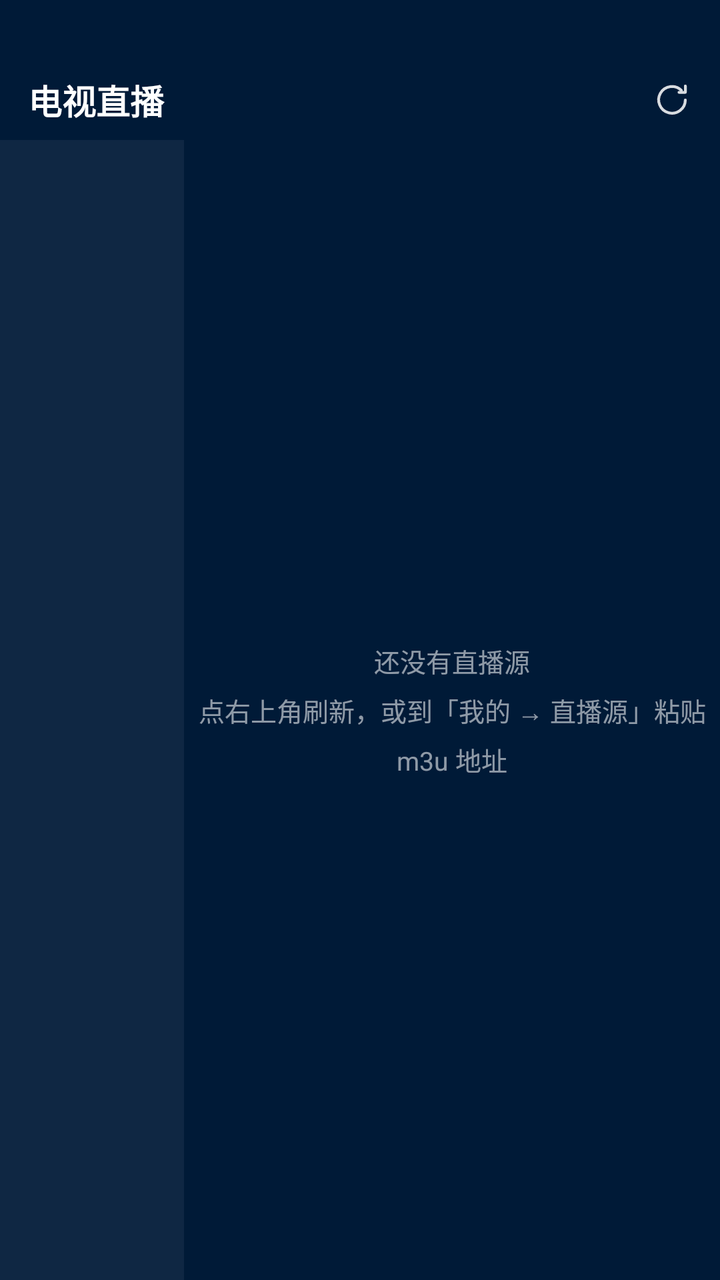
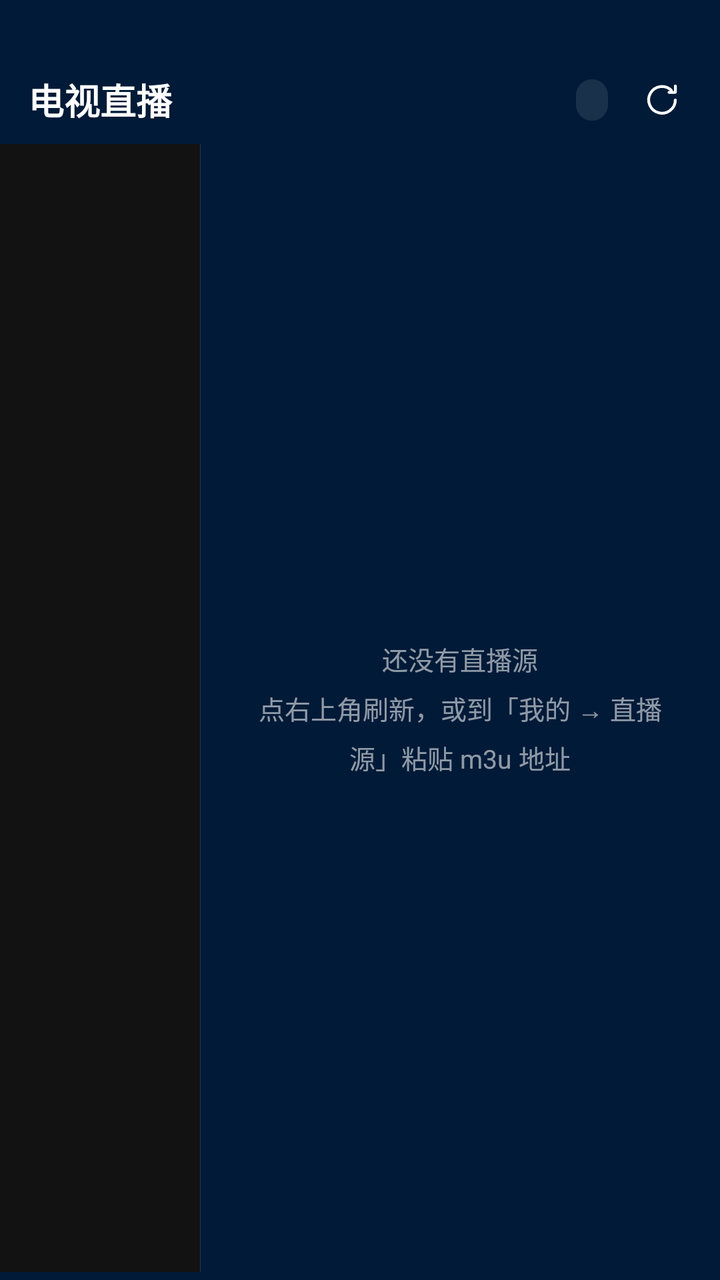

The first picture is an Android layout as it rendered before a commit; the second is the same layout after the commit. The layout source and the unified diff follow.
<!-- AndroidManifest.xml: application theme AppTheme -->
<!-- res/layout/page_live.xml -->
<?xml version="1.0" encoding="utf-8"?>
<LinearLayout xmlns:android="http://schemas.android.com/apk/res/android"
    android:layout_width="match_parent"
    android:layout_height="match_parent"
    android:background="@color/main_bg"
    android:orientation="vertical"
    android:paddingTop="30dip">

    <LinearLayout
        android:layout_width="match_parent"
        android:layout_height="40dip"
        android:gravity="center_vertical"
        android:orientation="horizontal"
        android:paddingLeft="14dip"
        android:paddingRight="14dip">

        <TextView
            android:layout_width="0dip"
            android:layout_height="wrap_content"
            android:layout_weight="1"
            android:text="电视直播"
            android:textColor="@color/white"
            android:textSize="17sp"
            android:textStyle="bold" />

        <TextView
            android:id="@+id/live_count"
            android:layout_width="wrap_content"
            android:layout_height="wrap_content"
            android:layout_marginRight="12dip"
            android:textColor="@color/white_44"
            android:textSize="12sp" />

        <ImageView
            android:id="@+id/live_refresh"
            android:layout_width="20dip"
            android:layout_height="20dip"
            android:alpha="0.85"
            android:src="@drawable/ic_refresh" />
    </LinearLayout>

    <LinearLayout
        android:layout_width="match_parent"
        android:layout_height="0dip"
        android:layout_weight="1"
        android:orientation="horizontal">

        <ListView
            android:id="@+id/group_list"
            android:layout_width="92dip"
            android:layout_height="match_parent"
            android:background="@color/white_94"
            android:divider="@null"
            android:scrollbars="none" />

        <FrameLayout
            android:layout_width="0dip"
            android:layout_height="match_parent"
            android:layout_weight="1">

            <GridView
                android:id="@+id/channel_grid"
                android:layout_width="match_parent"
                android:layout_height="match_parent"
                android:horizontalSpacing="6dip"
                android:numColumns="3"
                android:paddingLeft="8dip"
                android:paddingRight="8dip"
                android:paddingTop="4dip"
                android:verticalSpacing="8dip" />

            <TextView
                android:id="@+id/live_empty"
                android:layout_width="wrap_content"
                android:layout_height="wrap_content"
                android:layout_gravity="center"
                android:gravity="center"
                android:lineSpacingExtra="6dip"
                android:text="还没有直播源\n点右上角刷新，或到「我的 → 直播源」粘贴 m3u 地址"
                android:textColor="@color/white_44"
                android:textSize="13sp" />
        </FrameLayout>
    </LinearLayout>
</LinearLayout>
<!-- resources referenced by this layout -->
<resources>
  <color name="main_bg">#ff001a37</color>
  <color name="white">#ffffffff</color>
  <color name="white_44">#8fffffff</color>
  <color name="white_94">#0fffffff</color>
  <!-- drawable ic_refresh (drawable) -->
  <?xml version="1.0" encoding="utf-8"?>
  <vector xmlns:android="http://schemas.android.com/apk/res/android" android:width="24dip" android:height="24dip" android:viewportWidth="24" android:viewportHeight="24">
    <path android:pathData="M20 12 A8 8 0 1 1 17.6 6.2" android:strokeColor="#ffffffff" android:strokeWidth="1.7" android:strokeLineCap="round" android:strokeLineJoin="round" android:fillColor="#00000000" />
    <path android:pathData="M20 3.6 V7.4 H16.2" android:strokeColor="#ffffffff" android:strokeWidth="1.7" android:strokeLineCap="round" android:strokeLineJoin="round" android:fillColor="#00000000" />
  </vector>
  <style name="AppTheme" parent="@android:style/Theme.Material.NoActionBar">
          <item name="android:colorPrimary">@color/main_bg</item>
          <item name="android:colorPrimaryDark">@color/main_bg</item>
          <item name="android:colorAccent">@color/orange</item>
          <item name="android:windowBackground">@color/main_bg</item>
          <item name="android:textColorPrimary">@color/white</item>
          <item name="android:textColorSecondary">@color/white_44</item>
          <item name="android:statusBarColor">@color/main_bg</item>
          <item name="android:navigationBarColor">@color/main_bg</item>
      </style>
  <color name="orange">#ffffb40a</color>
</resources>

<!-- the commit's change to res/layout/page_live.xml (unified diff, before → after) -->
@@ -4,15 +4,15 @@
     android:layout_height="match_parent"
     android:background="@color/main_bg"
     android:orientation="vertical"
-    android:paddingTop="30dip">
+    android:paddingTop="28dip">
 
     <LinearLayout
         android:layout_width="match_parent"
-        android:layout_height="40dip"
+        android:layout_height="44dip"
         android:gravity="center_vertical"
         android:orientation="horizontal"
         android:paddingLeft="14dip"
-        android:paddingRight="14dip">
+        android:paddingRight="12dip">
 
         <TextView
             android:layout_width="0dip"
@@ -20,22 +20,27 @@
             android:layout_weight="1"
             android:text="电视直播"
             android:textColor="@color/white"
-            android:textSize="17sp"
+            android:textSize="18sp"
             android:textStyle="bold" />
 
         <TextView
             android:id="@+id/live_count"
             android:layout_width="wrap_content"
             android:layout_height="wrap_content"
-            android:layout_marginRight="12dip"
+            android:layout_marginRight="10dip"
+            android:background="@drawable/bg_chip"
+            android:paddingLeft="8dip"
+            android:paddingRight="8dip"
+            android:paddingTop="3dip"
+            android:paddingBottom="3dip"
             android:textColor="@color/white_44"
-            android:textSize="12sp" />
+            android:textSize="11sp" />
 
         <ImageView
             android:id="@+id/live_refresh"
-            android:layout_width="20dip"
-            android:layout_height="20dip"
-            android:alpha="0.85"
+            android:layout_width="34dip"
+            android:layout_height="34dip"
+            android:padding="7dip"
             android:src="@drawable/ic_refresh" />
     </LinearLayout>
 
@@ -43,15 +48,23 @@
         android:layout_width="match_parent"
         android:layout_height="0dip"
         android:layout_weight="1"
-        android:orientation="horizontal">
+        android:orientation="horizontal"
+        android:paddingBottom="4dip">
 
         <ListView
             android:id="@+id/group_list"
-            android:layout_width="92dip"
+            android:layout_width="100dip"
             android:layout_height="match_parent"
-            android:background="@color/white_94"
-            android:divider="@null"
+            android:background="#121212"
+            android:divider="@drawable/bg_divider"
+            android:dividerHeight="1px"
+            android:paddingTop="4dip"
             android:scrollbars="none" />
+
+        <View
+            android:layout_width="1px"
+            android:layout_height="match_parent"
+            android:background="#22ffffff" />
 
         <FrameLayout
             android:layout_width="0dip"
@@ -62,20 +75,24 @@
                 android:id="@+id/channel_grid"
                 android:layout_width="match_parent"
                 android:layout_height="match_parent"
-                android:horizontalSpacing="6dip"
-                android:numColumns="3"
-                android:paddingLeft="8dip"
-                android:paddingRight="8dip"
-                android:paddingTop="4dip"
+                android:clipToPadding="false"
+                android:horizontalSpacing="8dip"
+                android:numColumns="2"
+                android:paddingLeft="10dip"
+                android:paddingTop="8dip"
+                android:paddingRight="10dip"
+                android:paddingBottom="12dip"
+                android:stretchMode="columnWidth"
                 android:verticalSpacing="8dip" />
 
             <TextView
                 android:id="@+id/live_empty"
-                android:layout_width="wrap_content"
+                android:layout_width="match_parent"
                 android:layout_height="wrap_content"
                 android:layout_gravity="center"
                 android:gravity="center"
                 android:lineSpacingExtra="6dip"
+                android:padding="24dip"
                 android:text="还没有直播源\n点右上角刷新，或到「我的 → 直播源」粘贴 m3u 地址"
                 android:textColor="@color/white_44"
                 android:textSize="13sp" />
<!-- resource entries referenced after the edit -->
@@ -3,7 +3,17 @@
   <color name="main_bg">#ff001a37</color>
   <color name="white">#ffffffff</color>
   <color name="white_44">#8fffffff</color>
-  <color name="white_94">#0fffffff</color>
+  <!-- drawable bg_chip (drawable) -->
+  <?xml version="1.0" encoding="utf-8"?>
+  <shape xmlns:android="http://schemas.android.com/apk/res/android" android:shape="rectangle">
+    <solid android:color="#1affffff" />
+    <corners android:radius="14dip" />
+  </shape>
+  <!-- drawable bg_divider (drawable) -->
+  <?xml version="1.0" encoding="utf-8"?>
+  <shape xmlns:android="http://schemas.android.com/apk/res/android" android:shape="rectangle">
+    <solid android:color="#1fffffff" />
+  </shape>
   <!-- drawable ic_refresh (drawable) -->
   <?xml version="1.0" encoding="utf-8"?>
   <vector xmlns:android="http://schemas.android.com/apk/res/android" android:width="24dip" android:height="24dip" android:viewportWidth="24" android:viewportHeight="24">
